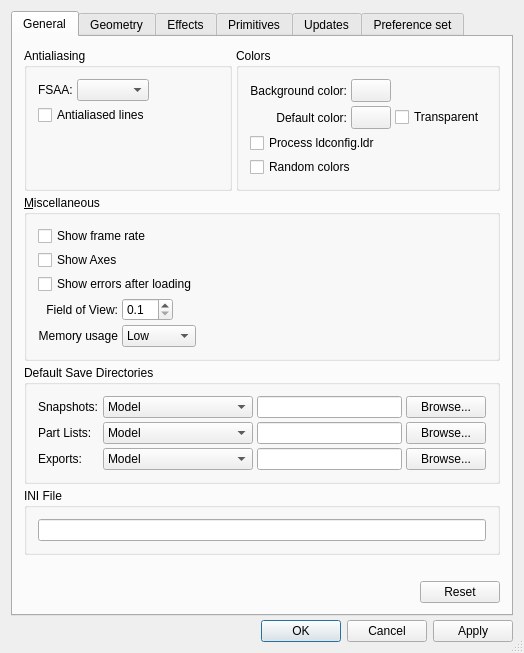
Before: the Qt Designer form ldvlib/LDVQt/LDVPreferencesPanel.ui in trevorsandy/lpub3d-ci, drawn with Qt 5.
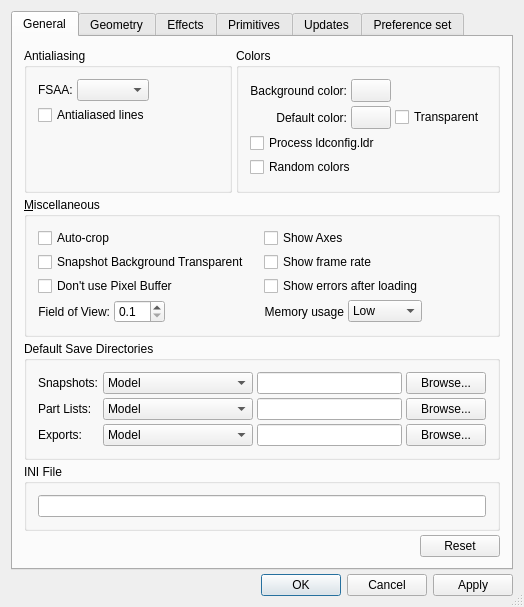
After: the same form once the commit is applied. Icons and pictures are not drawn.

```diff
--- a/ldvlib/LDVQt/LDVPreferencesPanel.ui
+++ b/ldvlib/LDVQt/LDVPreferencesPanel.ui
@@ -8,7 +8,7 @@
     <x>0</x>
     <y>0</y>
     <width>487</width>
-    <height>617</height>
+    <height>590</height>
    </rect>
   </property>
   <property name="sizePolicy">
@@ -17,6 +17,12 @@
     <verstretch>0</verstretch>
    </sizepolicy>
   </property>
+  <property name="minimumSize">
+   <size>
+    <width>0</width>
+    <height>0</height>
+   </size>
+  </property>
   <property name="windowTitle">
    <string>Preferences</string>
   </property>
@@ -280,93 +286,56 @@
            <verstretch>0</verstretch>
           </sizepolicy>
          </property>
+         <property name="minimumSize">
+          <size>
+           <width>0</width>
+           <height>0</height>
+          </size>
+         </property>
          <property name="title">
           <string>&amp;Miscellaneous</string>
          </property>
-         <layout class="QVBoxLayout">
-          <property name="spacing">
-           <number>4</number>
-          </property>
-          <property name="leftMargin">
-           <number>11</number>
-          </property>
-          <property name="topMargin">
-           <number>11</number>
-          </property>
-          <property name="rightMargin">
-           <number>11</number>
-          </property>
-          <property name="bottomMargin">
-           <number>11</number>
-          </property>
-          <item>
-           <widget class="QCheckBox" name="frameRateButton">
-            <property name="text">
-             <string>Show frame rate</string>
-            </property>
-           </widget>
-          </item>
-          <item>
+         <layout class="QGridLayout" name="gridLayout_5">
+          <item row="0" column="0">
+           <layout class="QGridLayout" name="gridLayout_4">
+            <item row="0" column="1">
            <widget class="QCheckBox" name="showAxesButton">
             <property name="text">
              <string>Show Axes</string>
             </property>
            </widget>
           </item>
-          <item>
+            <item row="2" column="1">
            <widget class="QCheckBox" name="showErrorsButton">
             <property name="text">
              <string>Show errors after loading</string>
             </property>
            </widget>
           </item>
-          <item>
-           <layout class="QGridLayout">
-            <property name="leftMargin">
-             <number>0</number>
-            </property>
-            <property name="topMargin">
-             <number>0</number>
-            </property>
-            <property name="rightMargin">
-             <number>0</number>
-            </property>
-            <property name="bottomMargin">
-             <number>0</number>
-            </property>
-            <property name="spacing">
-             <number>4</number>
-            </property>
-            <item row="2" column="2">
-             <spacer name="Spacer5">
-              <property name="orientation">
-               <enum>Qt::Horizontal</enum>
-              </property>
-              <property name="sizeType">
-               <enum>QSizePolicy::Expanding</enum>
-              </property>
-              <property name="sizeHint" stdset="0">
-               <size>
-                <width>20</width>
-                <height>20</height>
-               </size>
-              </property>
-             </spacer>
+            <item row="0" column="0">
+             <widget class="QCheckBox" name="autoCropButton">
+              <property name="text">
+               <string>Auto-crop</string>
+              </property>
+             </widget>
             </item>
             <item row="2" column="0">
-             <widget class="QLabel" name="fieldOfViewLabel">
+             <widget class="QCheckBox" name="havePixelBufferButton">
               <property name="text">
-               <string>Field of View:</string>
+               <string>Don't use Pixel Buffer</string>
               </property>
-              <property name="alignment">
-               <set>Qt::AlignRight|Qt::AlignTrailing|Qt::AlignVCenter</set>
+             </widget>
+            </item>
+            <item row="1" column="0">
+             <widget class="QCheckBox" name="transparentBackgroundButton">
+              <property name="text">
+               <string>Snapshot Background Transparent</string>
               </property>
-              <property name="wordWrap">
-               <bool>false</bool>
-              </property>
              </widget>
             </item>
-            <item row="3" column="0">
+            <item row="3" column="1">
+             <layout class="QHBoxLayout" name="horizontalLayout_6">
+              <item>
              <widget class="QLabel" name="memoryUsageLabel">
               <property name="text">
                <string>Memory usage</string>
@@ -379,7 +348,7 @@
               </property>
              </widget>
             </item>
-            <item row="3" column="1">
+              <item>
              <widget class="QComboBox" name="memoryUsageBox">
               <property name="sizePolicy">
                <sizepolicy hsizetype="Fixed" vsizetype="Fixed">
@@ -404,7 +373,44 @@
               </item>
              </widget>
             </item>
-            <item row="2" column="1">
+              <item>
+               <spacer name="horizontalSpacer_3">
+                <property name="orientation">
+                 <enum>Qt::Horizontal</enum>
+                </property>
+                <property name="sizeHint" stdset="0">
+                 <size>
+                  <width>40</width>
+                  <height>20</height>
+                 </size>
+                </property>
+               </spacer>
+              </item>
+             </layout>
+            </item>
+            <item row="1" column="1">
+             <widget class="QCheckBox" name="frameRateButton">
+              <property name="text">
+               <string>Show frame rate</string>
+              </property>
+             </widget>
+            </item>
+            <item row="3" column="0">
+             <layout class="QHBoxLayout" name="horizontalLayout_4">
+              <item>
+               <widget class="QLabel" name="fieldOfViewLabel">
+                <property name="text">
+                 <string>Field of View:</string>
+                </property>
+                <property name="alignment">
+                 <set>Qt::AlignRight|Qt::AlignTrailing|Qt::AlignVCenter</set>
+                </property>
+                <property name="wordWrap">
+                 <bool>false</bool>
+                </property>
+               </widget>
+              </item>
+              <item>
              <widget class="QDoubleSpinBox" name="fieldOfViewDoubleSpin">
               <property name="sizePolicy">
                <sizepolicy hsizetype="Fixed" vsizetype="Fixed">
@@ -426,6 +432,24 @@
               </property>
              </widget>
             </item>
+              <item>
+               <spacer name="Spacer5">
+                <property name="orientation">
+                 <enum>Qt::Horizontal</enum>
+                </property>
+                <property name="sizeType">
+                 <enum>QSizePolicy::Expanding</enum>
+                </property>
+                <property name="sizeHint" stdset="0">
+                 <size>
+                  <width>20</width>
+                  <height>20</height>
+                 </size>
+                </property>
+               </spacer>
+              </item>
+             </layout>
+            </item>
            </layout>
           </item>
          </layout>
@@ -654,22 +678,6 @@
          </layout>
         </widget>
        </item>
-       <item>
-        <spacer name="Spacer3">
-         <property name="orientation">
-          <enum>Qt::Vertical</enum>
-         </property>
-         <property name="sizeType">
-          <enum>QSizePolicy::Expanding</enum>
-         </property>
-         <property name="sizeHint" stdset="0">
-          <size>
-           <width>20</width>
-           <height>20</height>
-          </size>
-         </property>
-        </spacer>
-       </item>
        <item>
         <layout class="QHBoxLayout">
          <property name="spacing">
@@ -3801,6 +3809,19 @@
      </widget>
     </widget>
    </item>
+   <item>
+    <spacer name="verticalSpacer_2">
+     <property name="orientation">
+      <enum>Qt::Vertical</enum>
+     </property>
+     <property name="sizeHint" stdset="0">
+      <size>
+       <width>20</width>
+       <height>40</height>
+      </size>
+     </property>
+    </spacer>
+   </item>
    <item>
     <layout class="QHBoxLayout">
      <property name="spacing">
```
Left out of the diff: 4 changed lines with no effect on the pictures. Lines whose indentation alone changed are shown as unchanged.
